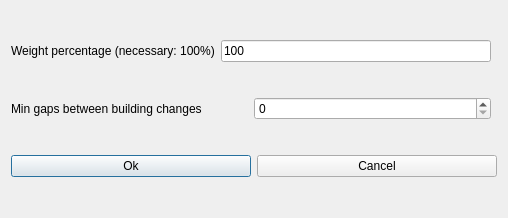
Above: fet/src/interface/modifyconstraintstudentsmingapsbetweenbuildingchangesform_template.ui from vonmecheln/fet before the change. Below: the same form after it.
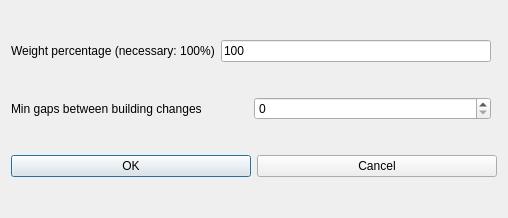
That is the form after the change.

What changed in the file:
```diff
--- a/fet/src/interface/modifyconstraintstudentsmingapsbetweenbuildingchangesform_template.ui
+++ b/fet/src/interface/modifyconstraintstudentsmingapsbetweenbuildingchangesform_template.ui
@@ -46,7 +46,7 @@
      <item>
       <widget class="QPushButton" name="okPushButton">
        <property name="text">
-        <string>Ok</string>
+        <string>OK</string>
        </property>
       </widget>
      </item>
```
